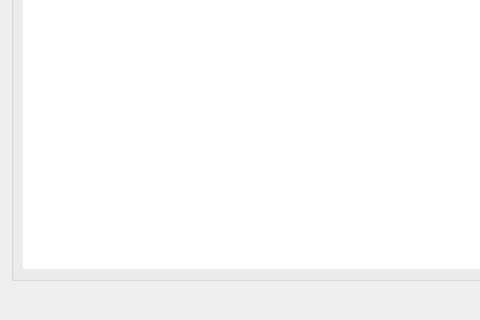
Above: editor/gui/dlgtextedit.ui from ensisoft/detonator before the change; both pictures show x 0 to 480 and y 162 to 482 of the 793 by 482 pixel window. Below: the same form after it.
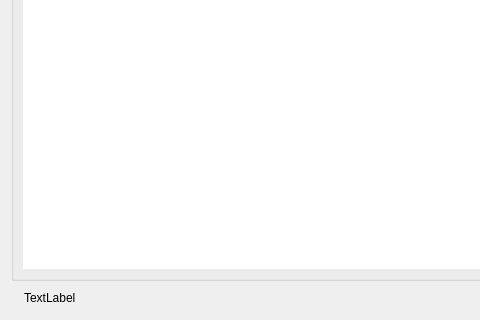
That is the form after the change. Icons and pictures are not drawn. Custom widgets are drawn as their Qt base class.

Commit message:
Add GLSL compile error indicator to text edit dialog
Add GLSL copile error indicator to text edit dialog.

What changed in the file:
```diff
--- a/editor/gui/dlgtextedit.ui
+++ b/editor/gui/dlgtextedit.ui
@@ -36,6 +36,32 @@
    </item>
    <item>
     <layout class="QHBoxLayout" name="horizontalLayout">
+     <item>
+      <widget class="QLabel" name="errorIcon">
+       <property name="sizePolicy">
+        <sizepolicy hsizetype="Preferred" vsizetype="Preferred">
+         <horstretch>0</horstretch>
+         <verstretch>0</verstretch>
+        </sizepolicy>
+       </property>
+       <property name="pixmap">
+        <pixmap resource="../resource/resource.qrc">:/16x16_ico_png/log_error.png</pixmap>
+       </property>
+      </widget>
+     </item>
+     <item>
+      <widget class="QLabel" name="errorMessage">
+       <property name="sizePolicy">
+        <sizepolicy hsizetype="MinimumExpanding" vsizetype="Preferred">
+         <horstretch>0</horstretch>
+         <verstretch>0</verstretch>
+        </sizepolicy>
+       </property>
+       <property name="text">
+        <string>TextLabel</string>
+       </property>
+      </widget>
+     </item>
      <item>
       <spacer name="horizontalSpacer">
        <property name="orientation">
```
The commit also changes 4 other files.
